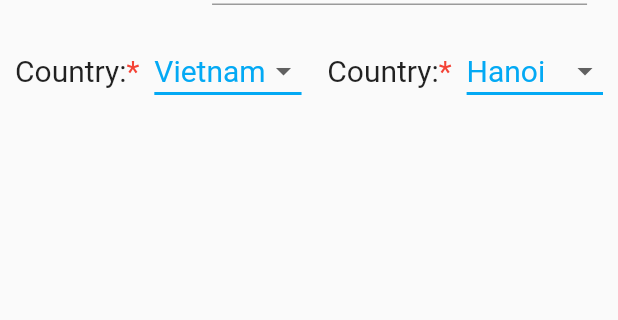
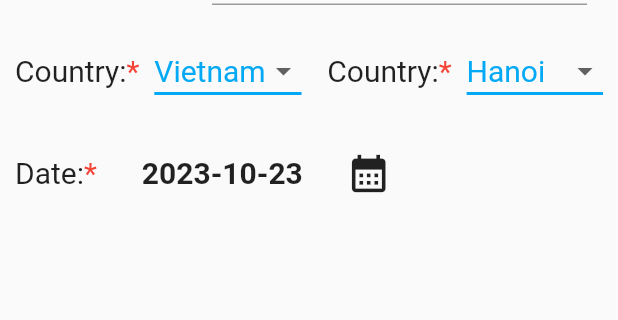
Before and after one commit to dmen200797/hike, a Flutter app: the CreateHikeScreen screen opened directly, on a phone screen of 412 x 824 dp, the part 202-522 px from its top. Run offline on Flutter 3.47's test engine with Material 2 defaults, Android fonts, the phone set to English and light mode, and no system bars.

Commit message:
add date picker

```diff
--- a/lib/create_hike.dart
+++ b/lib/create_hike.dart
@@ -13,6 +13,22 @@
 class _CreateHikeScreenState extends State<CreateHikeScreen> {
   String countryValue = listCountry.first;
   String cityValue = listCity.first;
+
+  DateTime selectedDate = DateTime.now();
+
+  _selectDate(BuildContext context) async {
+    final DateTime? picked = await showDatePicker(
+      context: context,
+      initialDate: selectedDate,
+      firstDate: DateTime(2000),
+      lastDate: DateTime(2025),
+    );
+    if (picked != null && picked != selectedDate) {
+      setState(() {
+        selectedDate = picked;
+      });
+    }
+  }
 
   @override
   Widget build(BuildContext context) {
@@ -149,6 +165,37 @@
                     ).toList(),
                   )
                 ],
+              ),
+              const SizedBox(height: 20),
+              Row(
+                children: [
+                  const Text(
+                    'Date:',
+                    style: TextStyle(fontSize: 20),
+                  ),
+                  const Text(
+                    '*',
+                    style: TextStyle(
+                      fontSize: 20,
+                      color: Colors.red,
+                    ),
+                  ),
+                  const SizedBox(width: 30),
+                  Text(
+                    "${selectedDate.toLocal()}".split(' ')[0],
+                    style: const TextStyle(fontSize: 20, fontWeight: FontWeight.bold),
+                  ),
+                  const SizedBox(width: 20),
+                  IconButton(
+                    onPressed: () {
+                      _selectDate(context);
+                    },
+                    icon: const Icon(
+                      Icons.calendar_month,
+                      size: 30,
+                    ),
+                  ),
+                ],
               )
             ],
           ),
```
